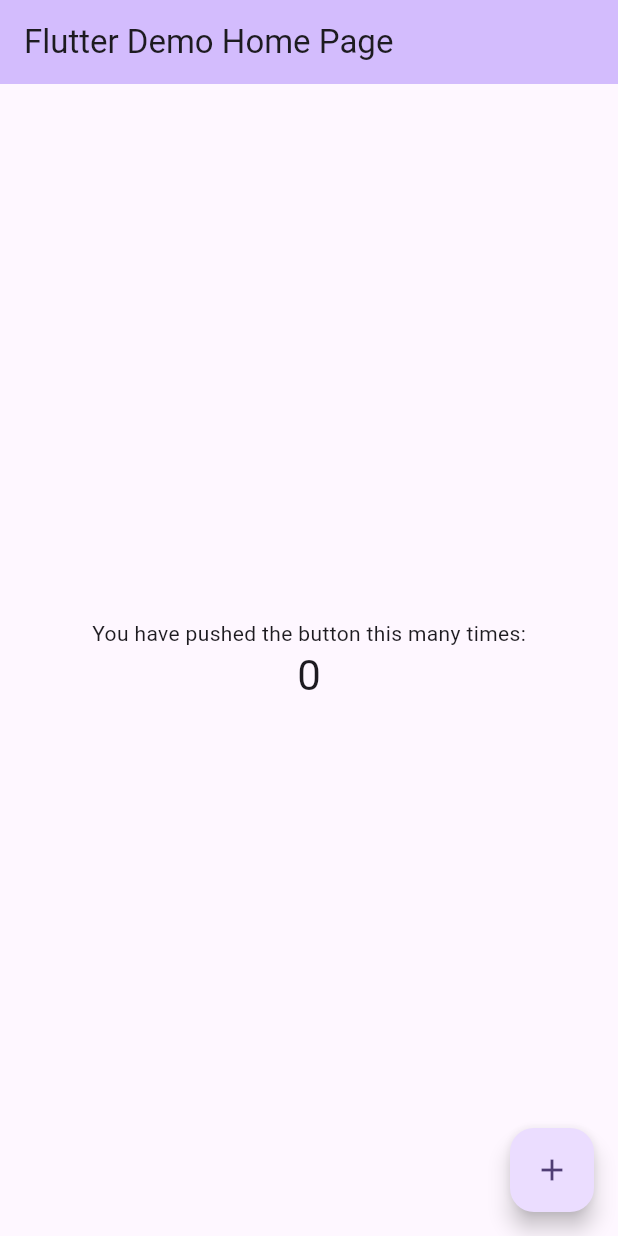
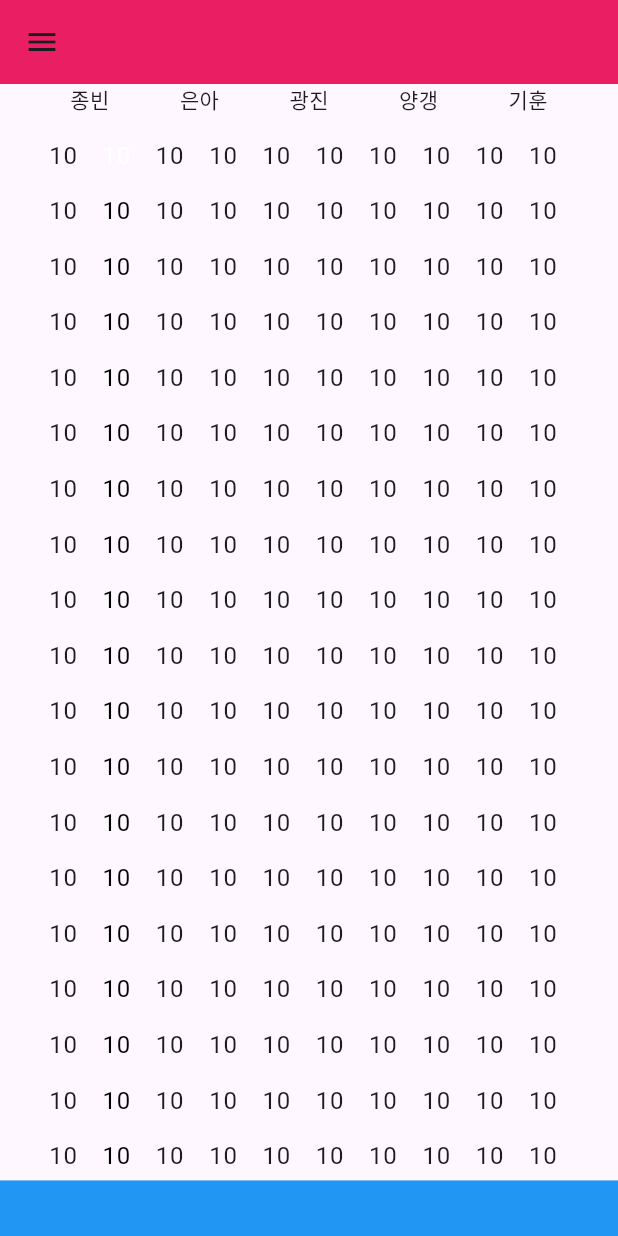
Before and after one commit to Moon-jbin/PPEONGNOTE, a Flutter app: the screen it shows after launch, on a phone screen of 412 x 824 dp. Run offline on Flutter 3.47's test engine with Material 3 defaults, Android fonts, the phone set to English and light mode, and no system bars; our stand-ins replace flutter_screenutil, go_router, hooks_riverpod.

Commit message:
Feature : 기본 UI 구성

```diff
--- a/lib/main.dart
+++ b/lib/main.dart
@@ -1,7 +1,15 @@
 import 'package:flutter/material.dart';
+import 'package:flutter/services.dart';
+import 'package:flutter_screenutil/flutter_screenutil.dart';
+import 'package:hooks_riverpod/hooks_riverpod.dart';
+import 'package:ppeongnote/utill/routing/router.dart';
 
 void main() {
-  runApp(const MyApp());
+  WidgetsBinding widgetsBinding = WidgetsFlutterBinding.ensureInitialized();
+
+  // FlutterNativeSplash.preserve(widgetsBinding: widgetsBinding);
+
+  runApp(const ProviderScope(child: MyApp()));
 }
 
 class MyApp extends StatelessWidget {
@@ -10,116 +18,27 @@ class MyApp extends StatelessWidget {
   // This widget is the root of your application.
   @override
   Widget build(BuildContext context) {
-    return MaterialApp(
-      title: 'Flutter Demo',
-      theme: ThemeData(
-        // This is the theme of your application.
-        //
-        // TRY THIS: Try running your application with "flutter run". You'll see
-        // the application has a purple toolbar. Then, without quitting the app,
-        // try changing the seedColor in the colorScheme below to Colors.green
-        // and then invoke "hot reload" (save your changes or press the "hot
-        // reload" button in a Flutter-supported IDE, or press "r" if you used
-        // the command line to start the app).
-        //
-        // Notice that the counter didn't reset back to zero; the application
-        // state is not lost during the reload. To reset the state, use hot
-        // restart instead.
-        //
-        // This works for code too, not just values: Most code changes can be
-        // tested with just a hot reload.
-        colorScheme: ColorScheme.fromSeed(seedColor: Colors.deepPurple),
-        useMaterial3: true,
-      ),
-      home: const MyHomePage(title: 'Flutter Demo Home Page'),
+    Size size = MediaQuery.of(context).size;
+    SystemUiOverlayStyle mySystemTheme = SystemUiOverlayStyle.light
+        .copyWith(systemNavigationBarColor: Colors.transparent);
+    return ScreenUtilInit(
+      designSize: size.width >= 600
+          // ? const Size(600.9389348488247, 913.4271809702136)
+          ? const Size(673.5238095238095, 793.1428571428571)
+          : const Size(375, 667),
+      minTextAdapt: true,
+      splitScreenMode: true,
+      builder: (context, child) => AnnotatedRegion<SystemUiOverlayStyle>(
+          value: mySystemTheme,
+          child: MaterialApp.router(
+            routeInformationProvider: router.routeInformationProvider,
+            routeInformationParser: router.routeInformationParser,
+            routerDelegate: router.routerDelegate,
+            // localizationsDelegates: context.localizationDelegates,
+            // supportedLocales: context.supportedLocales,
+            // locale: context.locale,
+            title: 'GNET',
+          )),
     );
   }
 }
-
-class MyHomePage extends StatefulWidget {
-  const MyHomePage({super.key, required this.title});
-
-  // This widget is the home page of your application. It is stateful, meaning
-  // that it has a State object (defined below) that contains fields that affect
-  // how it looks.
-
-  // This class is the configuration for the state. It holds the values (in this
-  // case the title) provided by the parent (in this case the App widget) and
-  // used by the build method of the State. Fields in a Widget subclass are
-  // always marked "final".
-
-  final String title;
-
-  @override
-  State<MyHomePage> createState() => _MyHomePageState();
-}
-
-class _MyHomePageState extends State<MyHomePage> {
-  int _counter = 0;
-
-  void _incrementCounter() {
-    setState(() {
-      // This call to setState tells the Flutter framework that something has
-      // changed in this State, which causes it to rerun the build method below
-      // so that the display can reflect the updated values. If we changed
-      // _counter without calling setState(), then the build method would not be
-      // called again, and so nothing would appear to happen.
-      _counter++;
-    });
-  }
-
-  @override
-  Widget build(BuildContext context) {
-    // This method is rerun every time setState is called, for instance as done
-    // by the _incrementCounter method above.
-    //
-    // The Flutter framework has been optimized to make rerunning build methods
-    // fast, so that you can just rebuild anything that needs updating rather
-    // than having to individually change instances of widgets.
-    return Scaffold(
-      appBar: AppBar(
-        // TRY THIS: Try changing the color here to a specific color (to
-        // Colors.amber, perhaps?) and trigger a hot reload to see the AppBar
-        // change color while the other colors stay the same.
-        backgroundColor: Theme.of(context).colorScheme.inversePrimary,
-        // Here we take the value from the MyHomePage object that was created by
-        // the App.build method, and use it to set our appbar title.
-        title: Text(widget.title),
-      ),
-      body: Center(
-        // Center is a layout widget. It takes a single child and positions it
-        // in the middle of the parent.
-        child: Column(
-          // Column is also a layout widget. It takes a list of children and
-          // arranges them vertically. By default, it sizes itself to fit its
-          // children horizontally, and tries to be as tall as its parent.
-          //
-          // Column has various properties to control how it sizes itself and
-          // how it positions its children. Here we use mainAxisAlignment to
-          // center the children vertically; the main axis here is the vertical
-          // axis because Columns are vertical (the cross axis would be
-          // horizontal).
-          //
-          // TRY THIS: Invoke "debug painting" (choose the "Toggle Debug Paint"
-          // action in the IDE, or press "p" in the console), to see the
-          // wireframe for each widget.
-          mainAxisAlignment: MainAxisAlignment.center,
-          children: <Widget>[
-            const Text(
-              'You have pushed the button this many times:',
-            ),
-            Text(
-              '$_counter',
-              style: Theme.of(context).textTheme.headlineMedium,
-            ),
-          ],
-        ),
-      ),
-      floatingActionButton: FloatingActionButton(
-        onPressed: _incrementCounter,
-        tooltip: 'Increment',
-        child: const Icon(Icons.add),
-      ), // This trailing comma makes auto-formatting nicer for build methods.
-    );
-  }
-}
--- /dev/null
+++ b/lib/screen/home_screen.dart
@@ -0,0 +1,83 @@
+import 'package:flutter/material.dart';
+import 'package:flutter_screenutil/flutter_screenutil.dart';
+import 'package:hooks_riverpod/hooks_riverpod.dart';
+
+class HomeScreen extends HookConsumerWidget {
+  const HomeScreen({super.key});
+
+  @override
+  Widget build(BuildContext context, WidgetRef ref) {
+    // double statusBarheight = MediaQuery.of(context).viewPadding.top;
+    return Scaffold(
+      appBar: AppBar(
+        backgroundColor: Colors.pink,
+        leading: Icon(Icons.menu),
+      ),
+
+      body:
+          //    Padding(
+          // padding: EdgeInsets.only(top: statusBarheight),
+          // child:
+          MainUI(),
+      // )
+    );
+  }
+}
+
+class MainUI extends HookConsumerWidget {
+  @override
+  Widget build(BuildContext context, WidgetRef ref) {
+    Size size = MediaQuery.of(context).size;
+    return Column(
+      children: [
+        Row(
+          mainAxisAlignment: MainAxisAlignment.spaceEvenly,
+          children: [
+            Text('종빈'),
+            Text('은아'),
+            Text('광진'),
+            Text('양갱'),
+            Text('기훈'),
+          ],
+        ),
+        Expanded(
+            child: ListView.builder(
+                itemExtent: 30.h,
+                itemCount: 21,
+                itemBuilder: (BuildContext context, int index) {
+                  return ListTile(
+                    onTap: () {},
+                    title: Row(
+                      mainAxisAlignment: MainAxisAlignment.spaceEvenly,
+                      children: [
+                        Text('10'),
+                        Text(
+                          '10',
+                          style: TextStyle(
+                              color: index == 0 ? Colors.white : Colors.black),
+                        ),
+                        //
+                        Text('10'),
+                        Text('10'),
+                        //
+                        Text('10'),
+                        Text('10'),
+                        //
+                        Text('10'),
+                        Text('10'),
+                        //
+                        Text('10'),
+                        Text('10'),
+                      ],
+                    ),
+                  );
+                })),
+        Container(
+          color: Colors.blue,
+          width: size.width,
+          height: 30.h,
+        )
+      ],
+    );
+  }
+}
--- /dev/null
+++ b/lib/utill/routing/router.dart
@@ -0,0 +1,70 @@
+import 'package:flutter/material.dart';
+
+import 'package:go_router/go_router.dart';
+import 'package:ppeongnote/screen/home_screen.dart';
+import 'package:ppeongnote/utill/routing/router_name.dart';
+
+CustomTransitionPage customTransitionPage(GoRouterState state, Widget child) {
+  // return CustomTransitionPage(
+  //     key: state.pageKey,
+  //     child: child,
+  //     transitionsBuilder: (_, animation, __, child) {
+  //       print('state.name ==> ${state.name}');
+  //       //이외는 fade 효과
+  //       return FadeTransition(
+  //         key: state.pageKey,
+  //         opacity: CurvedAnimation(curve: Curves.easeIn, parent: animation),
+  //         child: child,
+  //       );
+  //     });
+  return CustomTransitionPage(
+      child: child,
+      transitionsBuilder: (_, animation, __, child) {
+        const begin = Offset(0.0, 1.0);
+        const end = Offset.zero;
+        var tween = Tween(begin: begin, end: end)
+            .chain(CurveTween(curve: Curves.easeInOutCubicEmphasized));
+
+        return SlideTransition(
+          position: animation.drive(tween),
+          child: child,
+        );
+      });
+}
+
+// int count = 1;
+
+// final stream = Stream.periodic(
+//   const Duration(seconds: 1),
+//   (computationCount) => count = computationCount,
+// );
+
+final GoRouter router = GoRouter(
+  initialLocation: '/',
+  debugLogDiagnostics: true,
+  routes: <RouteBase>[
+    // GoRoute(
+    //   name: TestRoute,
+    //   path: TestRoute,
+    //   builder: (BuildContext context, GoRouterState state) => TestScreen(
+    //     key: state.pageKey,
+    //   ),
+    // ),
+    // GoRoute(
+    //   name: IntroRoute,
+    //   path: IntroRoute,
+    //   builder: (BuildContext context, GoRouterState state) => IntroScreen(
+    //     key: state.pageKey,
+    //   ),
+    // ),
+    GoRoute(
+      name: HomeRoute,
+      path: HomeRoute,
+      builder: (BuildContext context, GoRouterState state) => HomeScreen(
+        key: state.pageKey,
+      ),
+      // pageBuilder: (context, state) =>
+      //     customTransitionPage(state, HomeScreen()),
+    ),
+  ],
+);
--- /dev/null
+++ b/lib/utill/routing/router_name.dart
@@ -0,0 +1,2 @@
+const HomeRoute = "/";
+const TestRoute = "/test";
```
Also changed, not shown: lib/utill/dialog/dlg_form.dart (added, +35 -0 lines), lib/utill/dialog/dlg_function.dart (added, +26 -0 lines), lib/utill/routing/navigation_service.dart (added, +39 -0 lines), pubspec.yaml (+11 -0 lines), pubspec.lock.
